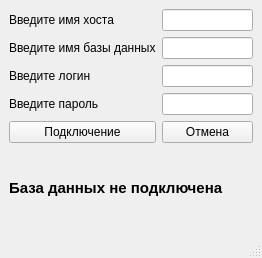
Qt form ThirdHW3/mainwindow.ui (maxx777888/QtHomeW) before a commit.
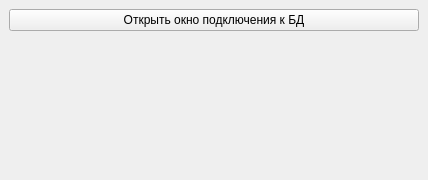
The same form after that commit.

```diff
--- a/ThirdHW3/mainwindow.ui
+++ b/ThirdHW3/mainwindow.ui
@@ -6,112 +6,33 @@
    <rect>
     <x>0</x>
     <y>0</y>
-    <width>262</width>
-    <height>258</height>
+    <width>428</width>
+    <height>180</height>
    </rect>
   </property>
   <property name="windowTitle">
    <string>MainWindow</string>
   </property>
   <widget class="QWidget" name="centralwidget">
-   <layout class="QGridLayout" name="gridLayout">
-    <item row="0" column="0">
-     <widget class="QLabel" name="lt_hostname">
+   <layout class="QFormLayout" name="formLayout">
+    <item row="0" column="0" colspan="2">
+     <widget class="QPushButton" name="pb_openDW">
       <property name="text">
-       <string>Введите имя хоста</string>
+       <string>Открыть окно подключения к БД</string>
       </property>
-     </widget>
-    </item>
-    <item row="0" column="1">
-     <widget class="QLineEdit" name="le_hostname">
-      <property name="minimumSize">
-       <size>
-        <width>0</width>
-        <height>0</height>
-       </size>
+      <property name="autoDefault">
+       <bool>false</bool>
       </property>
-     </widget>
-    </item>
-    <item row="1" column="0">
-     <widget class="QLabel" name="lt_dbname">
-      <property name="text">
-       <string>Введите имя базы данных</string>
-      </property>
-     </widget>
-    </item>
-    <item row="1" column="1">
-     <widget class="QLineEdit" name="le_dbname"/>
-    </item>
-    <item row="2" column="0">
-     <widget class="QLabel" name="lt_login">
-      <property name="text">
-       <string>Введите логин</string>
-      </property>
-     </widget>
-    </item>
-    <item row="2" column="1">
-     <widget class="QLineEdit" name="le_login"/>
-    </item>
-    <item row="3" column="0">
-     <widget class="QLabel" name="lt_password">
-      <property name="text">
-       <string>Введите пароль</string>
-      </property>
-     </widget>
-    </item>
-    <item row="3" column="1">
-     <widget class="QLineEdit" name="le_password"/>
-    </item>
-    <item row="4" column="0">
-     <widget class="QPushButton" name="pb_conn">
-      <property name="text">
-       <string>Подключение</string>
-      </property>
-     </widget>
-    </item>
-    <item row="4" column="1">
-     <widget class="QPushButton" name="pb_cancel">
-      <property name="text">
-       <string>Отмена</string>
-      </property>
-     </widget>
-    </item>
-    <item row="5" column="0" colspan="2">
-     <widget class="QLabel" name="lt_conn">
-      <property name="font">
-       <font>
-        <family>Arial</family>
-        <pointsize>11</pointsize>
-        <bold>true</bold>
-       </font>
-      </property>
-      <property name="autoFillBackground">
+      <property name="default">
        <bool>false</bool>
       </property>
-      <property name="lineWidth">
-       <number>2</number>
-      </property>
-      <property name="text">
-       <string>База данных не подключена</string>
-      </property>
-      <property name="margin">
-       <number>15</number>
+      <property name="flat">
+       <bool>false</bool>
       </property>
      </widget>
     </item>
    </layout>
   </widget>
-  <widget class="QMenuBar" name="menubar">
-   <property name="geometry">
-    <rect>
-     <x>0</x>
-     <y>0</y>
-     <width>262</width>
-     <height>21</height>
-    </rect>
-   </property>
-  </widget>
-  <widget class="QStatusBar" name="statusbar"/>
  </widget>
  <resources/>
  <connections>
```
Left out of the diff: 67 changed lines with no effect on the pictures.
